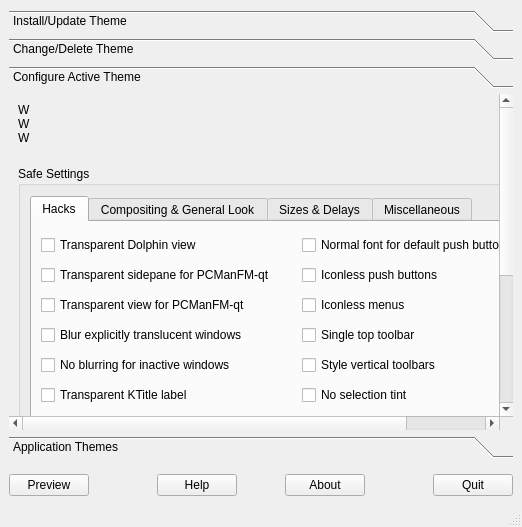
Qt form Kvantum/kvantummanager/kvantummanager.ui (tsujan/Kvantum) before a commit.
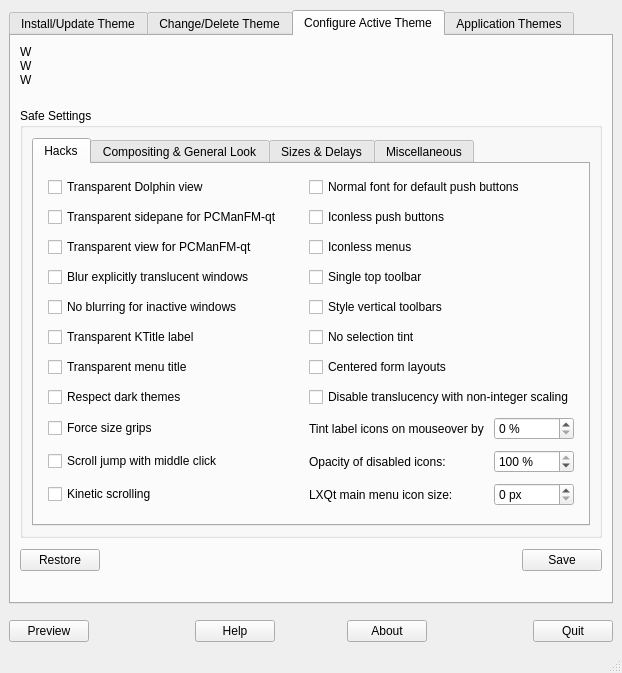
The same form after that commit. Custom widgets are drawn as their Qt base class.

Commit message: Change toolbox to tab widget

Patch:
```diff
--- a/Kvantum/kvantummanager/kvantummanager.ui
+++ b/Kvantum/kvantummanager/kvantummanager.ui
@@ -23,7 +23,7 @@
      <number>10</number>
     </property>
     <item row="0" column="0" colspan="4">
-     <widget class="QToolBox" name="toolBox">
+     <widget class="QTabWidget" name="toolBox">
       <property name="sizePolicy">
        <sizepolicy hsizetype="MinimumExpanding" vsizetype="MinimumExpanding">
         <horstretch>0</horstretch>
@@ -34,7 +34,7 @@
        <number>2</number>
       </property>
       <widget class="QWidget" name="page">
-       <attribute name="label">
+       <attribute name="title">
         <string>Install/Update Theme</string>
        </attribute>
        <layout class="QGridLayout" name="gridLayout">
@@ -134,7 +134,7 @@
        </layout>
       </widget>
       <widget class="QWidget" name="page_2">
-       <attribute name="label">
+       <attribute name="title">
         <string>Change/Delete Theme</string>
        </attribute>
        <layout class="QGridLayout" name="gridLayout_2">
@@ -253,7 +253,7 @@
        </layout>
       </widget>
       <widget class="QWidget" name="page_3">
-       <attribute name="label">
+       <attribute name="title">
         <string>Configure Active Theme</string>
        </attribute>
        <layout class="QGridLayout" name="gridLayout_4">
@@ -2039,7 +2039,7 @@
          <height>303</height>
         </rect>
        </property>
-       <attribute name="label">
+       <attribute name="title">
         <string>Application Themes</string>
        </attribute>
        <layout class="QGridLayout" name="gridLayout_6">
```
The commit also changes 1 other file.
